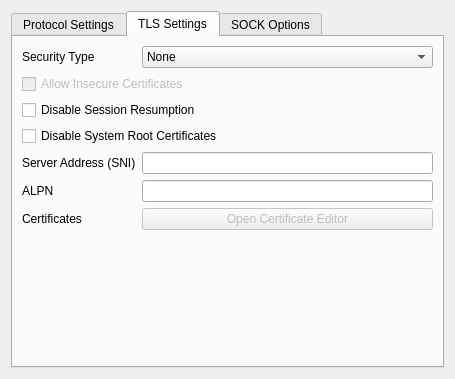
Above: src/ui/widgets/widgets/StreamSettingsWidget.ui from Qv2ray/Qv2ray before the change. Below: the same form after it.
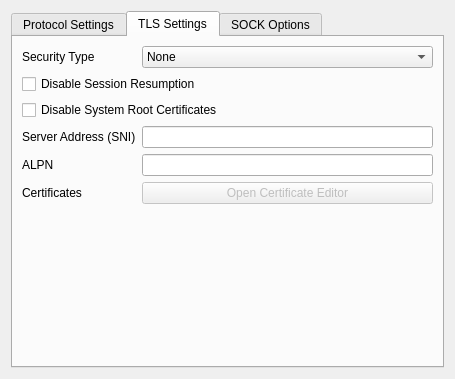
That is the form after the change. The open tabs and pages were chosen to show the change.

Commit message: fixed CI and update StreamSettingsWidget

What changed in the file:
```diff
--- a/src/ui/widgets/widgets/StreamSettingsWidget.ui
+++ b/src/ui/widgets/widgets/StreamSettingsWidget.ui
@@ -728,19 +728,6 @@
         </widget>
        </item>
        <item row="1" column="0" colspan="2">
-        <widget class="QCheckBox" name="allowInsecureCB">
-         <property name="enabled">
-          <bool>false</bool>
-         </property>
-         <property name="toolTip">
-          <string>AllowInsecure is insecure, do not allow insecure.</string>
-         </property>
-         <property name="text">
-          <string>Allow Insecure Certificates</string>
-         </property>
-        </widget>
-       </item>
-       <item row="2" column="0" colspan="2">
         <widget class="QCheckBox" name="disableSessionResumptionCB">
          <property name="text">
           <string>Disable Session Resumption</string>
@@ -750,34 +737,41 @@
          </property>
         </widget>
        </item>
-       <item row="4" column="0">
+       <item row="2" column="0" colspan="2">
+        <widget class="QCheckBox" name="disableSystemRoot">
+         <property name="text">
+          <string>Disable System Root Certificates</string>
+         </property>
+        </widget>
+       </item>
+       <item row="3" column="0">
         <widget class="QLabel" name="label_6">
          <property name="text">
           <string>Server Address (SNI)</string>
          </property>
         </widget>
        </item>
-       <item row="4" column="1">
+       <item row="3" column="1">
         <widget class="QLineEdit" name="serverNameTxt"/>
        </item>
-       <item row="5" column="0">
+       <item row="4" column="0">
         <widget class="QLabel" name="label_14">
          <property name="text">
           <string>ALPN</string>
          </property>
         </widget>
        </item>
-       <item row="5" column="1">
+       <item row="4" column="1">
         <widget class="QLineEdit" name="alpnTxt"/>
        </item>
-       <item row="3" column="0" colspan="2">
-        <widget class="QCheckBox" name="disableSystemRoot">
+       <item row="5" column="0">
+        <widget class="QLabel" name="label_9">
          <property name="text">
-          <string>Disable System Root Certificates</string>
+          <string>Certificates</string>
          </property>
         </widget>
        </item>
-       <item row="6" column="1">
+       <item row="5" column="1">
         <widget class="QPushButton" name="openCertEditorBtn">
          <property name="enabled">
           <bool>false</bool>
@@ -790,13 +784,6 @@
          </property>
         </widget>
        </item>
-       <item row="6" column="0">
-        <widget class="QLabel" name="label_9">
-         <property name="text">
-          <string>Certificates</string>
-         </property>
-        </widget>
-       </item>
       </layout>
      </widget>
      <widget class="QWidget" name="tab_2">
```
Left out of the diff: 1 changed line with no effect on the pictures. The commit also changes 5 other files.
